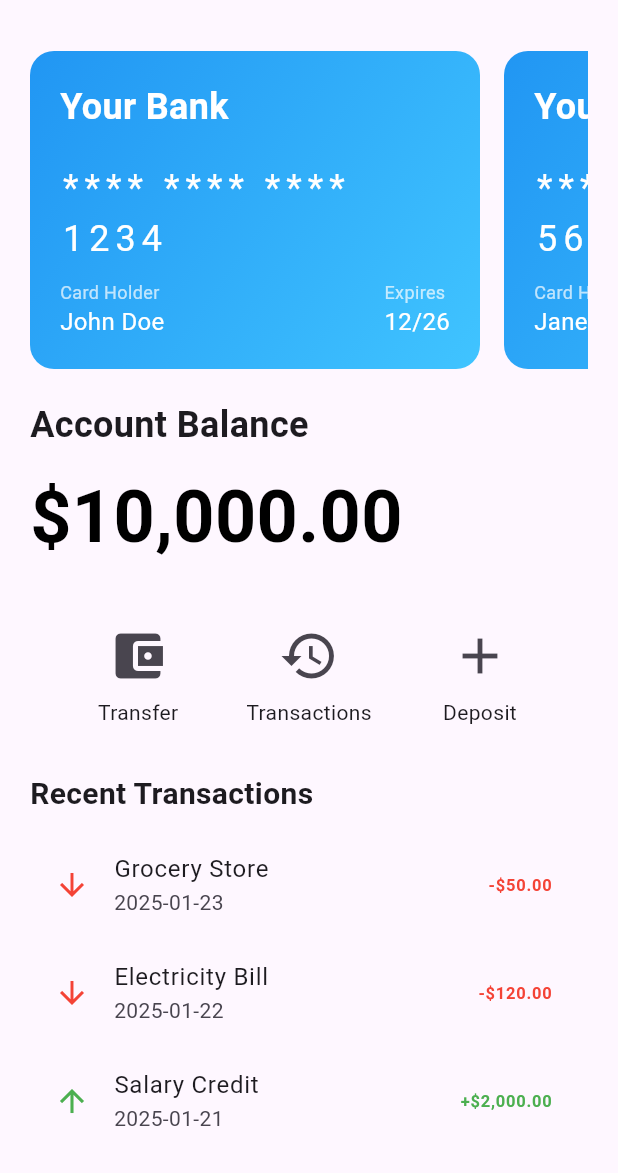
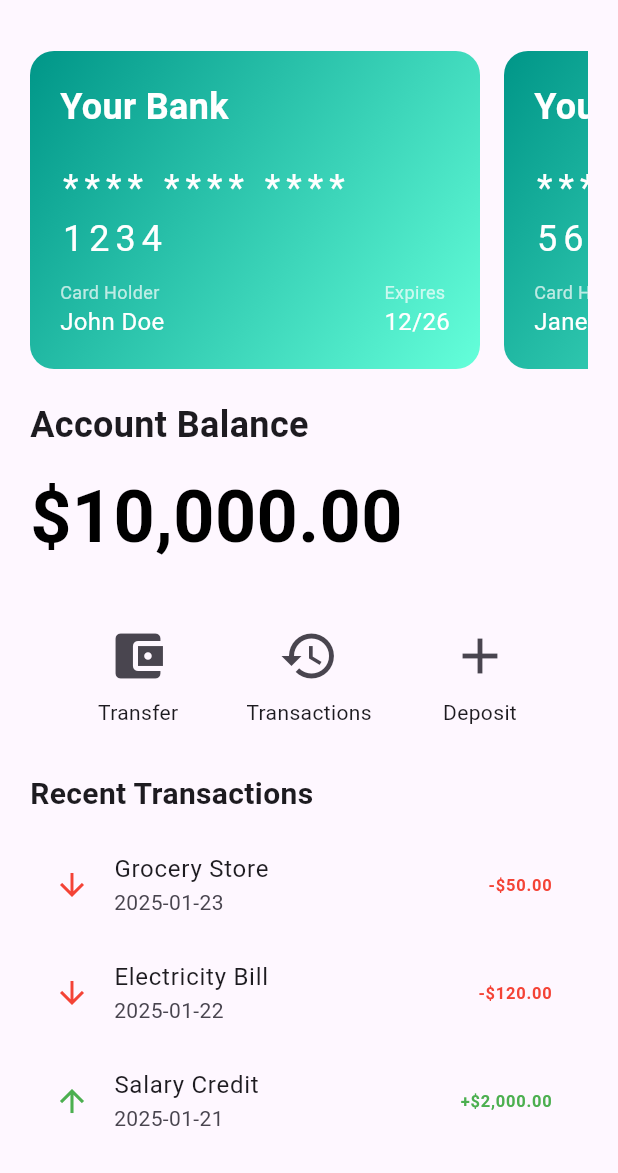
Before and after one commit to Kashyroyalty/Flutter_mobile_app, a Flutter app: the HomePage screen opened by its route, in the side drawer, after a tap on the "notifications" icon, on a phone screen of 412 x 824 dp, the part 63-1236 px from its top. Run offline on Flutter 3.47's test engine with Material 3 defaults, Android fonts, the phone set to English and light mode, and no system bars; our stand-ins replace local_auth.

Commit message:
added the card design widget

```diff
--- a/lib/HomePage.dart
+++ b/lib/HomePage.dart
@@ -1,4 +1,8 @@
 import 'package:flutter/material.dart';
+import 'LogoutPage.dart';
+import 'ProfilePage.dart';
+import 'SettingPage.dart';
+import 'widgets/CardDesign.dart';
 
 class HomePage extends StatelessWidget {
   final List<Map<String, String>> cards = [
@@ -43,7 +47,7 @@ class HomePage extends StatelessWidget {
           ),
         ],
       ),
-      drawer: NavigationDrawer(children: [],),
+      drawer: NavigationDrawer(),
       body: Padding(
         padding: EdgeInsets.all(20.0),
         child: SingleChildScrollView(
@@ -54,7 +58,7 @@ class HomePage extends StatelessWidget {
               SingleChildScrollView(
                 scrollDirection: Axis.horizontal,
                 child: Row(
-                  children: cards.map((card) => buildCard(card)).toList(),
+                  children: cards.map((card) => CardDesign(card: card)).toList(),
                 ),
               ),
               SizedBox(height: 20),
@@ -132,68 +136,6 @@ class HomePage extends StatelessWidget {
       ),
     );
   }
-
-  Widget buildCard(Map<String, String> card) {
-    return Container(
-      margin: EdgeInsets.only(right: 16),
-      width: 300,
-      decoration: BoxDecoration(
-        gradient: LinearGradient(
-          colors: [Colors.blue, Colors.lightBlueAccent],
-          begin: Alignment.topLeft,
-          end: Alignment.bottomRight,
-        ),
-        borderRadius: BorderRadius.circular(16),
-      ),
-      padding: EdgeInsets.all(20),
-      child: Column(
-        crossAxisAlignment: CrossAxisAlignment.start,
-        children: [
-          Text(
-            card['bank']!,
-            style: TextStyle(color: Colors.white, fontSize: 24, fontWeight: FontWeight.bold),
-          ),
-          SizedBox(height: 20),
-          Text(
-            card['number']!,
-            style: TextStyle(color: Colors.white, fontSize: 24, letterSpacing: 4),
-          ),
-          SizedBox(height: 10),
-          Row(
-            mainAxisAlignment: MainAxisAlignment.spaceBetween,
-            children: [
-              Column(
-                crossAxisAlignment: CrossAxisAlignment.start,
-                children: [
-                  Text(
-                    'Card Holder',
-                    style: TextStyle(color: Colors.white70, fontSize: 12),
-                  ),
-                  Text(
-                    card['holder']!,
-                    style: TextStyle(color: Colors.white, fontSize: 16),
-                  ),
-                ],
-              ),
-              Column(
-                crossAxisAlignment: CrossAxisAlignment.start,
-                children: [
-                  Text(
-                    'Expires',
-                    style: TextStyle(color: Colors.white70, fontSize: 12),
-                  ),
-                  Text(
-                    card['expiry']!,
-                    style: TextStyle(color: Colors.white, fontSize: 16),
-                  ),
-                ],
-              ),
-            ],
-          ),
-        ],
-      ),
-    );
-  }
 }
 
 class ActionButton extends StatelessWidget {
@@ -216,3 +158,52 @@ class ActionButton extends StatelessWidget {
     );
   }
 }
+
+class NavigationDrawer extends StatelessWidget {
+  @override
+  Widget build(BuildContext context) {
+    return Drawer(
+      child: ListView(
+        padding: EdgeInsets.zero,
+        children: <Widget>[
+          UserAccountsDrawerHeader(
+            accountName: Text('John Doe'),
+            accountEmail: Text('johndoe@example.com'),
+            currentAccountPicture: CircleAvatar(
+              backgroundColor: Colors.white,
+              child: Icon(Icons.person, color: Colors.blue),
+            ),
+          ),
+          ListTile(
+            title: Text('Profile'),
+            onTap: () {
+              Navigator.push(
+                context,
+                MaterialPageRoute(builder: (context) => ProfilePage()),
+              );
+            },
+          ),
+          ListTile(
+            title: Text('Settings'),
+            onTap: () {
+              Navigator.push(
+                context,
+                MaterialPageRoute(builder: (context) => SettingsPage()),
+              );
+            },
+          ),
+          ListTile(
+            title: Text('Logout'),
+            onTap: () {
+              Navigator.push(
+                context,
+                MaterialPageRoute(builder: (context) => LogoutPage()),
+              );
+              // Handle logout functionality
+            },
+          ),
+        ],
+      ),
+    );
+  }
+}
--- /dev/null
+++ b/lib/widgets/CardDesign.dart
@@ -0,0 +1,71 @@
+import 'package:flutter/cupertino.dart';
+import 'package:flutter/material.dart';
+
+class CardDesign extends StatelessWidget {
+  final Map<String, dynamic> card;
+
+  const CardDesign({Key? key, required this.card}) : super(key: key);
+
+  @override
+  Widget build(BuildContext context) {
+    return Container(
+      margin: EdgeInsets.only(right: 16),
+      width: 300,
+      decoration: BoxDecoration(
+        gradient: LinearGradient(
+          colors: [Colors.teal, Colors.tealAccent],
+          begin: Alignment.topLeft,
+          end: Alignment.bottomRight,
+        ),
+        borderRadius: BorderRadius.circular(16),
+      ),
+      padding: EdgeInsets.all(20),
+      child: Column(
+        crossAxisAlignment: CrossAxisAlignment.start,
+        children: [
+          Text(
+            card['bank'] ?? 'Unknown Bank',
+            style: TextStyle(color: Colors.white, fontSize: 24, fontWeight: FontWeight.bold),
+          ),
+          SizedBox(height: 20),
+          Text(
+            card['number'] ?? '**** **** **** ****',
+            style: TextStyle(color: Colors.white, fontSize: 24, letterSpacing: 4),
+          ),
+          SizedBox(height: 10),
+          Row(
+            mainAxisAlignment: MainAxisAlignment.spaceBetween,
+            children: [
+              Column(
+                crossAxisAlignment: CrossAxisAlignment.start,
+                children: [
+                  Text(
+                    'Card Holder',
+                    style: TextStyle(color: Colors.white70, fontSize: 12),
+                  ),
+                  Text(
+                    card['holder'] ?? 'Unknown',
+                    style: TextStyle(color: Colors.white, fontSize: 16),
+                  ),
+                ],
+              ),
+              Column(
+                crossAxisAlignment: CrossAxisAlignment.start,
+                children: [
+                  Text(
+                    'Expires',
+                    style: TextStyle(color: Colors.white70, fontSize: 12),
+                  ),
+                  Text(
+                    card['expiry'] ?? 'MM/YY',
+                    style: TextStyle(color: Colors.white, fontSize: 16),
+                  ),
+                ],
+              ),
+            ],
+          ),
+        ],
+      ),
+    );
+  }
+}
```
Also changed, not shown: lib/CardPage.dart (+25 -72 lines), lib/LogoutPage.dart (+28 -0 lines), lib/ProfilePage.dart (+87 -0 lines), lib/SettingPage.dart (+55 -0 lines).
